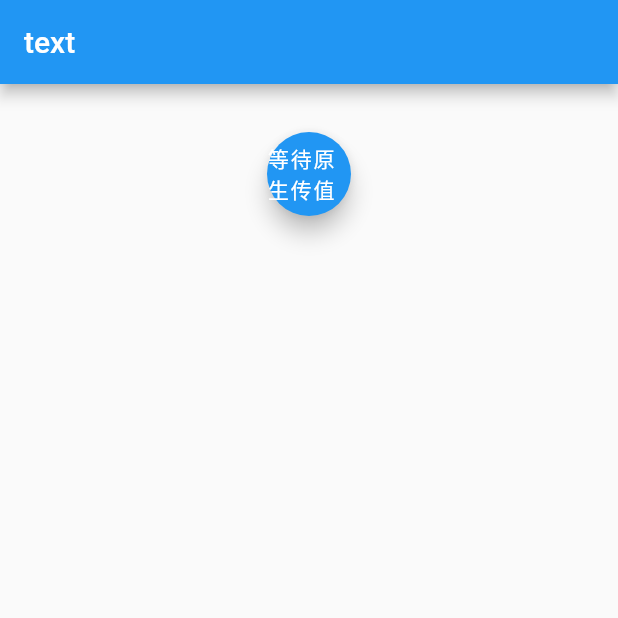
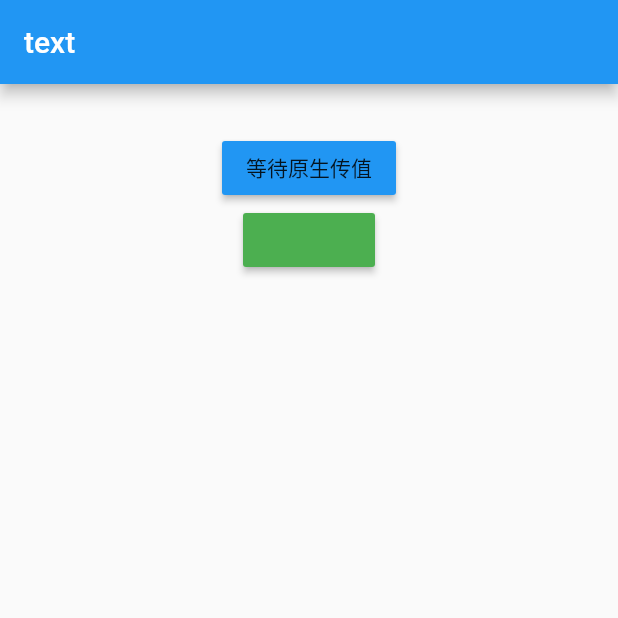
Before and after one commit to iBinbro/flutterstudy, a Flutter app: the screen it shows after launch, on a phone screen of 412 x 824 dp, the top half of it. Run offline on Flutter 3.47's test engine with Material 2 defaults, Android fonts, the phone set to English and light mode, and no system bars.

Commit message:
原生主动传值给flutter flutter和iOS的实现 java待补充

```diff
--- a/fluttertwocommunicate/lib/twocommunicate.dart
+++ b/fluttertwocommunicate/lib/twocommunicate.dart
@@ -8,11 +8,13 @@ class TwoCommunicate extends StatefulWidget {
 }
 
 class _TwoCommunicateState extends State<TwoCommunicate> {
+
+  //****************flutter主动调用原生方法****************//
   String _nativeCallBackValue = '等待原生传值';
 
   //交互的通道名称，flutter和native是通过这个标识符进行相互间的通信
   static const communicateChannel =
-      MethodChannel('https://www.jianshu.com/u/ee3db73e5459');
+      MethodChannel('https://www.jianshu.com/p/ce7ed8bbf35c');
 
   //异步执行调用原生方法，保持页面不卡住，因为调用原生的方法可能没实现会抛出异常，所以trycatch包住
   Future<void> _communicateFunction(flutterPara) async {
@@ -33,6 +35,34 @@ class _TwoCommunicateState extends State<TwoCommunicate> {
     }
   }
 
+  //****************原生主动调用flutter****************//
+  //存放原生传给flutter的值
+  String _nativeToFlutterString = '';
+
+  //注册监听原生通道
+  EventChannel eventChannel = EventChannel('https://www.jianshu.com/p/7dbbd3b4ce32');
+
+  //监听到数据后用于处理数据的方法，这个函数是用于处理接收到原生传进来的数据的，可自行定义
+  void _receiveFromeNative(Object para){
+    print(para);
+    setState(() {
+      _nativeToFlutterString = para.toString();
+    });
+  }
+
+  //原生返回错误信息
+  void _fromNativeError(Object error){
+    print(error);
+  }
+
+  @override
+  void initState() {
+    // TODO: implement initState
+    //实现通道的监听，并传入两个带有参数的函数用于监听到数据后 对数据进行处理
+    eventChannel.receiveBroadcastStream().listen(_receiveFromeNative, onError: _fromNativeError);
+    super.initState();
+  }
+
   @override
   Widget build(BuildContext context) {
     return Scaffold(
@@ -44,13 +74,23 @@ class _TwoCommunicateState extends State<TwoCommunicate> {
         child: Center(
           child: Column(
             children: <Widget>[
-              FloatingActionButton(
+              MaterialButton(
+                color: Colors.blue,
                 child: Text(_nativeCallBackValue),
                 onPressed: () {
                   _communicateFunction('flutter传值');
                   setState(() {});
                 },
+              ),
+
+              //显示原生传过来的值
+              MaterialButton(
+                color: Colors.green,
+                child: Text(_nativeToFlutterString),
+                onPressed: () {
+                },
               )
+
             ],
           ),
         ),
```
Also changed, not shown: 4 other files.
